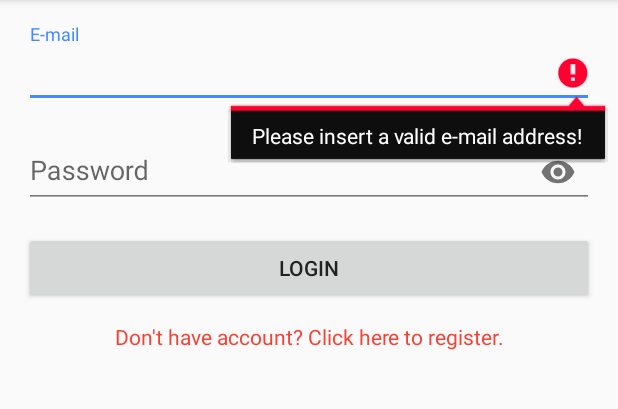
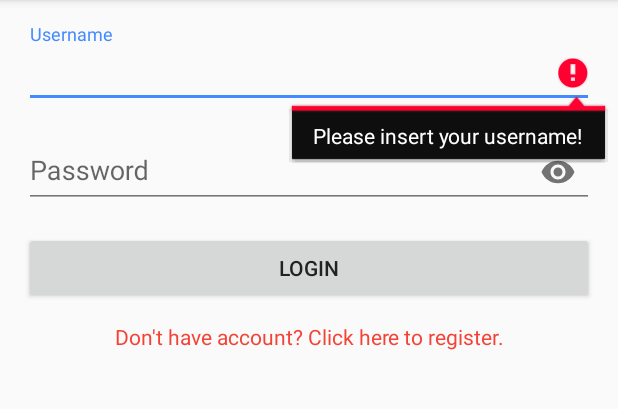
Before and after one commit to Raturu/pertamina_now_android, an Android app: the screen it shows after launch (LoginActivity), after a tap on "LOGIN", on a phone screen of 412 x 824 dp, the part 84-493 px from its top. Run offline under Robolectric (Android 15) with nearby library versions, the phone set to English and light mode, and no system bars; our stand-ins replace RxJava, Timber; libraries missing offline, so code that uses them is left out: com.facebook.stetho.

Commit message:
Integrate login api

```diff
--- a/app/build.gradle
+++ b/app/build.gradle
@@ -43,7 +43,7 @@ dependencies {
     implementation "com.squareup.okhttp3:logging-interceptor:$okhttpLibVersion"
     implementation "com.squareup.retrofit2:retrofit:$retrofitLibVersion"
     implementation "com.squareup.retrofit2:converter-gson:$retrofitLibVersion"
-    implementation "com.squareup.retrofit2:adapter-rxjava:$retrofitLibVersion"
+    implementation "com.squareup.retrofit2:adapter-rxjava2:$retrofitLibVersion"
 
     //Reactive framework
     implementation "io.reactivex.rxjava2:rxkotlin:$rxKotlinVersion"
--- a/app/src/main/AndroidManifest.xml
+++ b/app/src/main/AndroidManifest.xml
@@ -3,6 +3,7 @@
     package="com.raturu.pertaminanow">
 
     <uses-permission android:name="android.permission.NFC" />
+    <uses-permission android:name="android.permission.INTERNET" />
 
     <application
         android:name=".PertaminaApp"
--- a/app/src/main/java/com/raturu/pertaminanow/AppComponent.kt
+++ b/app/src/main/java/com/raturu/pertaminanow/AppComponent.kt
@@ -2,6 +2,8 @@ package com.raturu.pertaminanow
 
 import android.content.Context
 import com.raturu.pertaminanow.data.source.impl.AccountRepositoryImpl
+import com.raturu.pertaminanow.data.source.remote.HttpClientFactory
+import com.raturu.pertaminanow.data.source.remote.RestApiFactory
 
 /**
  * Created on : April 07, 2018
@@ -10,5 +12,6 @@ import com.raturu.pertaminanow.data.source.impl.AccountRepositoryImpl
  * GitHub     : https://github.com/zetbaitsu
  */
 class AppComponent(context: Context) {
-    val accountRepository = AccountRepositoryImpl(context)
+    val restApi = RestApiFactory.makeRestApi("http://159.65.139.83", HttpClientFactory.makeOkHttpClient(BuildConfig.DEBUG))
+    val accountRepository = AccountRepositoryImpl(context, restApi)
 }
--- a/app/src/main/java/com/raturu/pertaminanow/data/source/AccountRepository.kt
+++ b/app/src/main/java/com/raturu/pertaminanow/data/source/AccountRepository.kt
@@ -12,7 +12,7 @@ import io.reactivex.Single
 interface AccountRepository {
     fun isLoggedIn(): Single<Boolean>
 
-    fun login(email: String, password: String): Single<Account>
+    fun login(username: String, password: String): Single<Account>
 
     fun getAccount(): Single<Account>
 
--- /dev/null
+++ b/app/src/main/java/com/raturu/pertaminanow/data/source/remote/HttpClientFactory.kt
@@ -0,0 +1,31 @@
+package com.raturu.pertaminanow.data.source.remote
+
+import okhttp3.OkHttpClient
+import okhttp3.logging.HttpLoggingInterceptor
+import java.util.concurrent.TimeUnit
+
+/**
+ * Created on : April 09, 2018
+ * Author     : zetbaitsu
+ * Name       : Zetra
+ * GitHub     : https://github.com/zetbaitsu
+ */
+object HttpClientFactory {
+
+    fun makeOkHttpClient(isDebug: Boolean): OkHttpClient {
+        return OkHttpClient.Builder()
+                .addInterceptor(makeLoggingInterceptor(isDebug))
+                .connectTimeout(120, TimeUnit.SECONDS)
+                .readTimeout(120, TimeUnit.SECONDS)
+                .build()
+    }
+
+    private fun makeLoggingInterceptor(isDebug: Boolean): HttpLoggingInterceptor {
+        val logging = HttpLoggingInterceptor()
+        logging.level = when {
+            isDebug -> HttpLoggingInterceptor.Level.BODY
+            else -> HttpLoggingInterceptor.Level.NONE
+        }
+        return logging
+    }
+}
--- /dev/null
+++ b/app/src/main/java/com/raturu/pertaminanow/data/source/remote/RestApiFactory.kt
@@ -0,0 +1,37 @@
+package com.raturu.pertaminanow.data.source.remote
+
+import com.google.gson.Gson
+import com.google.gson.GsonBuilder
+import okhttp3.OkHttpClient
+import retrofit2.Retrofit
+import retrofit2.adapter.rxjava2.RxJava2CallAdapterFactory
+import retrofit2.converter.gson.GsonConverterFactory
+
+/**
+ * Created on : April 09, 2018
+ * Author     : zetbaitsu
+ * Name       : Zetra
+ * GitHub     : https://github.com/zetbaitsu
+ */
+object RestApiFactory {
+
+    fun makeRestApi(baseUrl: String, okHttpClient: OkHttpClient): RestApi {
+        return makeService(baseUrl, okHttpClient, makeGson())
+    }
+
+    private fun makeService(baseUrl: String, okHttpClient: OkHttpClient, gson: Gson): RestApi {
+        val retrofit = Retrofit.Builder()
+                .baseUrl(baseUrl)
+                .client(okHttpClient)
+                .addCallAdapterFactory(RxJava2CallAdapterFactory.create())
+                .addConverterFactory(GsonConverterFactory.create(gson))
+                .build()
+        return retrofit.create(RestApi::class.java)
+    }
+
+    private fun makeGson(): Gson {
+        return GsonBuilder()
+                .setLenient()
+                .create()
+    }
+}
--- a/app/src/main/java/com/raturu/pertaminanow/ui/LoginActivity.kt
+++ b/app/src/main/java/com/raturu/pertaminanow/ui/LoginActivity.kt
@@ -34,7 +34,7 @@ class LoginActivity : AppCompatActivity(), LoginPresenter.View {
 
         loginButton.setOnClickListener {
             if (validateInput()) {
-                loginPresenter.login(emailTextField.text.toString(), passwordTextField.text.toString())
+                loginPresenter.login(usernameTextField.text.toString(), passwordTextField.text.toString())
             }
         }
 
@@ -44,8 +44,13 @@ class LoginActivity : AppCompatActivity(), LoginPresenter.View {
     }
 
     private fun validateInput(): Boolean {
-        if (!Patterns.EMAIL_ADDRESS.matcher(emailTextField.text.toString()).matches()) {
-            emailTextField.error = "Please insert a valid e-mail address!"
+        if (usernameTextField.text.isBlank()) {
+            usernameTextField.error = "Please insert your username!"
+            return false
+        }
+
+        if (passwordTextField.text.isBlank()) {
+            passwordTextField.error = "Please insert your password!"
             return false
         }
 
--- a/app/src/main/res/layout/activity_login.xml
+++ b/app/src/main/res/layout/activity_login.xml
@@ -10,12 +10,12 @@
         android:layout_width="match_parent"
         android:layout_height="wrap_content">
 
-        <EditText
-            android:id="@+id/emailTextField"
+        <android.support.design.widget.TextInputEditText
+            android:id="@+id/usernameTextField"
             android:layout_width="match_parent"
             android:layout_height="wrap_content"
-            android:hint="E-mail"
-            android:inputType="textEmailAddress" />
+            android:hint="Username"
+            android:inputType="text" />
     </android.support.design.widget.TextInputLayout>
 
     <android.support.design.widget.TextInputLayout
@@ -24,7 +24,7 @@
         android:layout_marginTop="8dp"
         app:passwordToggleEnabled="true">
 
-        <EditText
+        <android.support.design.widget.TextInputEditText
             android:id="@+id/passwordTextField"
             android:layout_width="match_parent"
             android:layout_height="wrap_content"
```
Also changed, not shown: app/src/main/java/com/raturu/pertaminanow/data/model/Gender.kt (added, +12 -0 lines), app/src/main/java/com/raturu/pertaminanow/data/model/User.kt (+12 -1 lines), app/src/main/java/com/raturu/pertaminanow/data/source/impl/AccountRepositoryImpl.kt (+6 -6 lines), app/src/main/java/com/raturu/pertaminanow/data/source/remote/DateUtil.kt (added, +20 -0 lines), app/src/main/java/com/raturu/pertaminanow/data/source/remote/RestApi.kt (added, +42 -0 lines), app/src/main/java/com/raturu/pertaminanow/data/source/remote/response/LoginResponse.kt (added, +42 -0 lines), app/src/main/java/com/raturu/pertaminanow/data/source/remote/response/RegisterResponse.kt (added, +42 -0 lines), app/src/main/java/com/raturu/pertaminanow/presenter/LoginPresenter.kt (+6 -2 lines).
